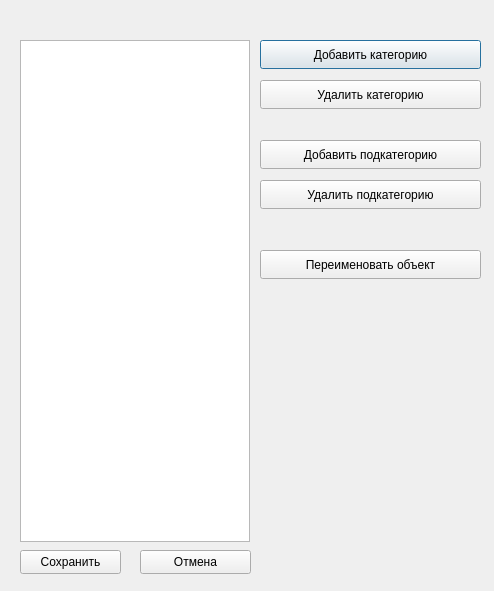
This is sources/gui/editmaterialstreewidgetdialog.ui in Keqy/Matterhorn-materials as Qt 5 draws it before an edit. The edited form follows.
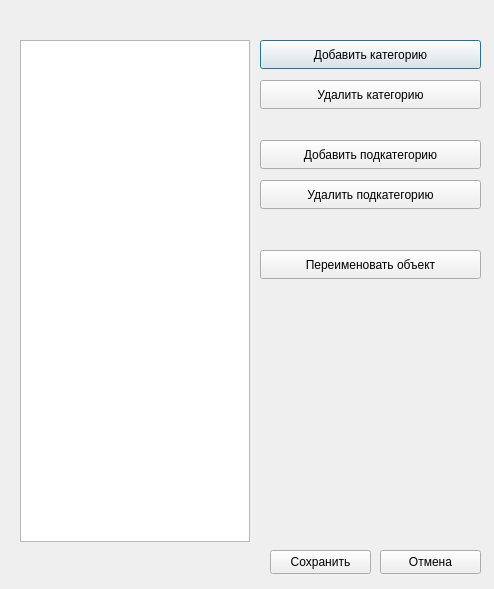
This is the edited form. Icons and pictures are not drawn.

What changed in the file:
```diff
--- a/sources/gui/editmaterialstreewidgetdialog.ui
+++ b/sources/gui/editmaterialstreewidgetdialog.ui
@@ -7,7 +7,7 @@
     <x>0</x>
     <y>0</y>
     <width>494</width>
-    <height>591</height>
+    <height>589</height>
    </rect>
   </property>
   <property name="windowTitle">
@@ -107,7 +107,7 @@
   <widget class="QPushButton" name="saveButton">
    <property name="geometry">
     <rect>
-     <x>20</x>
+     <x>270</x>
      <y>550</y>
      <width>101</width>
      <height>24</height>
@@ -120,9 +120,9 @@
   <widget class="QPushButton" name="cancelButton">
    <property name="geometry">
     <rect>
-     <x>140</x>
+     <x>380</x>
      <y>550</y>
-     <width>111</width>
+     <width>101</width>
      <height>24</height>
     </rect>
    </property>
```
Left out of the diff: 4 changed lines with no effect on the pictures.
